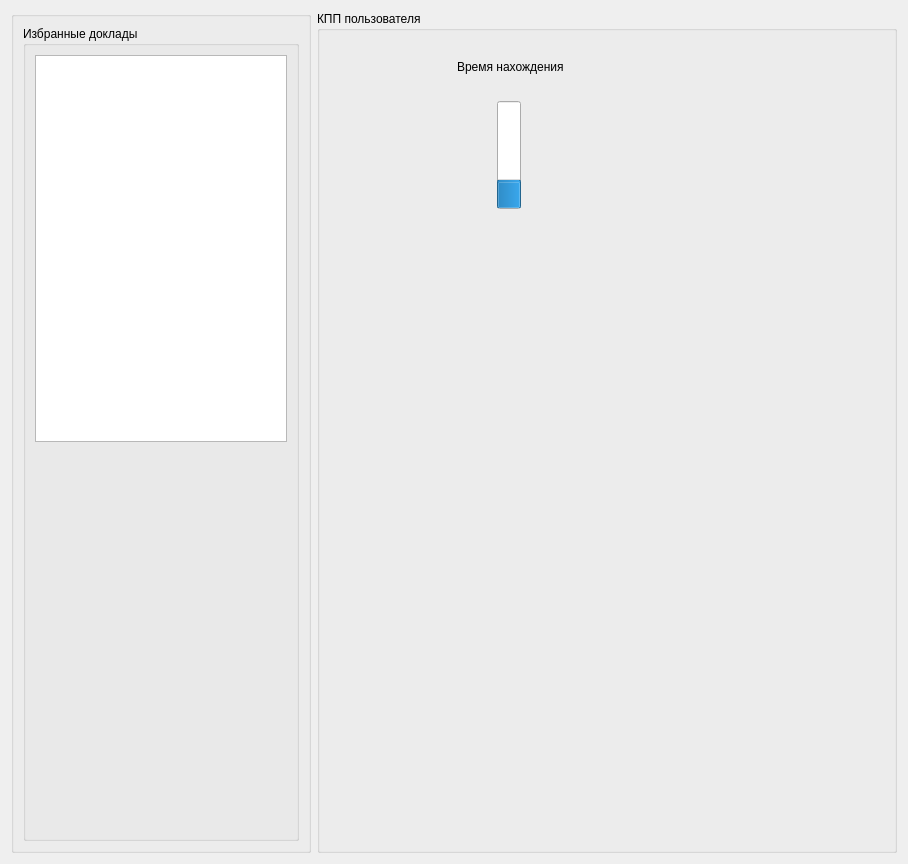
Before: the Qt Designer form form_2_1.ui in zanxi/qt_protowebclient, drawn with Qt 5.
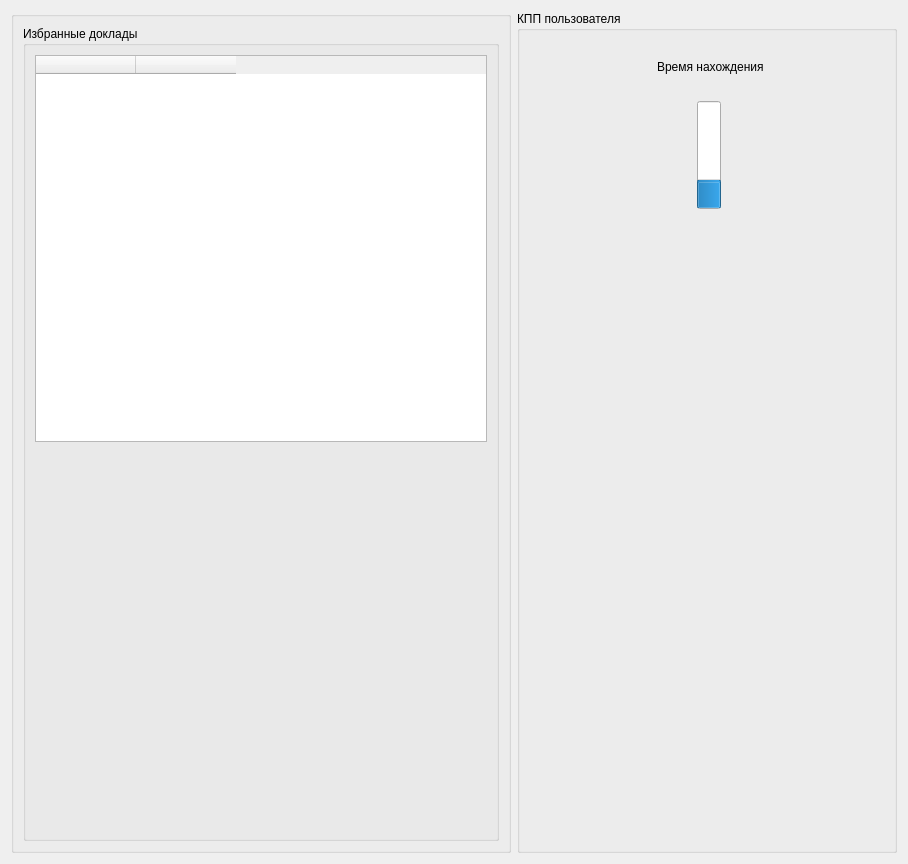
After: the same form once the commit is applied.

What changed in the file:
```diff
--- a/form_2_1.ui
+++ b/form_2_1.ui
@@ -21,6 +21,12 @@
     <layout class="QHBoxLayout" name="horizontalLayout">
      <item>
       <widget class="QGroupBox" name="groupBox">
+       <property name="minimumSize">
+        <size>
+         <width>500</width>
+         <height>0</height>
+        </size>
+       </property>
        <property name="maximumSize">
         <size>
          <width>300</width>
@@ -33,12 +39,29 @@
        <layout class="QVBoxLayout" name="verticalLayout_2">
         <item>
          <widget class="QGroupBox" name="groupBox_2">
+          <property name="minimumSize">
+           <size>
+            <width>0</width>
+            <height>0</height>
+           </size>
+          </property>
           <property name="title">
            <string>Избранные доклады</string>
           </property>
           <layout class="QVBoxLayout" name="verticalLayout_3">
            <item>
-            <widget class="QListView" name="listView"/>
+            <widget class="QTableWidget" name="tableWidget">
+             <column>
+              <property name="text">
+               <string/>
+              </property>
+             </column>
+             <column>
+              <property name="text">
+               <string/>
+              </property>
+             </column>
+            </widget>
            </item>
            <item>
             <spacer name="verticalSpacer_2">
@@ -61,6 +84,12 @@
      </item>
      <item>
       <widget class="QGroupBox" name="groupBox_3">
+       <property name="maximumSize">
+        <size>
+         <width>16777215</width>
+         <height>16777215</height>
+        </size>
+       </property>
        <property name="title">
         <string>КПП пользователя</string>
        </property>
```
